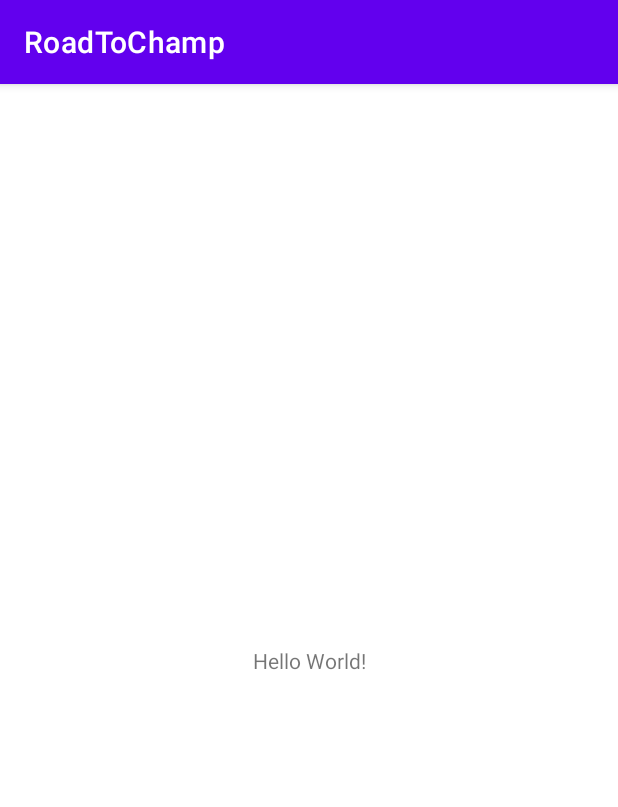
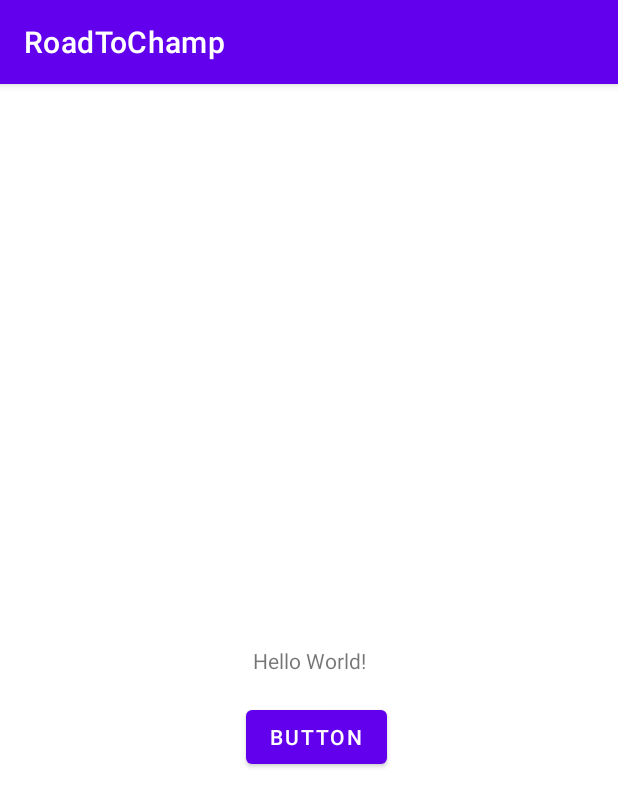
Before and after one commit to NBPCSDC/RoadToChampApp, an Android app: the screen it shows after launch (MainActivity), on a phone screen of 412 x 824 dp. Shown: the top 807 px of the screen. Run offline under Robolectric (Android 15) with nearby library versions, the phone set to English and light mode, and no system bars.

Commit message:
view Model

```diff
--- /dev/null
+++ b/app/src/main/java/com/example/roadtochamp/injection/ViewModelFactory.kt
@@ -0,0 +1,20 @@
+package com.example.roadtochamp.injection
+
+import androidx.lifecycle.ViewModel
+import androidx.lifecycle.ViewModelProvider
+import com.example.roadtochamp.model.LocalWorkoutRepository
+import com.example.roadtochamp.view.WorkoutViewModel
+
+object ViewModelFactory : ViewModelProvider.Factory {
+    private val workoutRepository: LocalWorkoutRepository = LocalWorkoutRepository
+//    private val userRepository: UserRepository = UserRepository(UserDataSource()) // Initialisez votre UserRepository ici
+
+    override fun <T : ViewModel> create(modelClass: Class<T>): T {
+        if (modelClass.isAssignableFrom(WorkoutViewModel::class.java)) {
+            return WorkoutViewModel(workoutRepository) as T
+            // } else if (modelClass.isAssignableFrom(UserViewModel::class.java)) {
+            //   return UserViewModel(userRepository) as T
+        }
+        throw IllegalArgumentException("Unknown ViewModel class")
+    }
+}
--- a/app/src/main/java/com/example/roadtochamp/model/WorkoutDataSource.kt
+++ b/app/src/main/java/com/example/roadtochamp/model/LocalWorkoutRepository.kt
@@ -1,8 +1,8 @@
 package com.example.roadtochamp.model
 
-object WorkoutDataSource {
+object LocalWorkoutRepository : WorkoutRepository{
 
-    fun getWorkoutList() : List<Workout>{
+    override fun getWorkouts() : List<Workout>{
         return listOf(
             Workout("upper1",arrayOf(
                 Exo("Développé Incliné",150),
@@ -27,6 +27,7 @@ object WorkoutDataSource {
                 Exo("Oiseau Assis", 60),
                 Exo("Upright Row", 60)
             )
-            ))
+            )
+        )
     }
 }
--- a/app/src/main/java/com/example/roadtochamp/model/Workout.kt
+++ b/app/src/main/java/com/example/roadtochamp/model/Workout.kt
@@ -1,4 +1,7 @@
 package com.example.roadtochamp.model
 
 class Workout(private val name : String, private val Exos : Array<Exo>) {
+    override fun toString(): String {
+        return "Workout(name='$name', Exos=${Exos.contentToString()})"
+    }
 }
--- a/app/src/main/java/com/example/roadtochamp/model/WorkoutRepository.kt
+++ b/app/src/main/java/com/example/roadtochamp/model/WorkoutRepository.kt
@@ -1,14 +1,6 @@
 package com.example.roadtochamp.model
 
-class WorkoutRepository{
+interface WorkoutRepository{
 
-    private val dataSource = WorkoutDataSource
-
-    fun getWorkouts(): List<Workout> {
-        return dataSource.getWorkoutList()
-    }
-
-    fun getWorkoutFromInternet() : List<Workout>{
-        return listOf()
-    }
+    fun getWorkouts(): List<Workout>
 }
--- a/app/src/main/java/com/example/roadtochamp/view/MainActivity.kt
+++ b/app/src/main/java/com/example/roadtochamp/view/MainActivity.kt
@@ -1,12 +1,36 @@
 package com.example.roadtochamp.view
 
+import android.os.Bundle
+import android.widget.Button
+import android.widget.TextView
 import androidx.appcompat.app.AppCompatActivity
-import android.os.Bundle
+import androidx.lifecycle.ViewModelProvider
 import com.example.roadtochamp.R
+import com.example.roadtochamp.injection.ViewModelFactory
+import com.example.roadtochamp.model.LocalWorkoutRepository
 
 class MainActivity : AppCompatActivity() {
+
+    private lateinit var button : Button
+    private lateinit var text : TextView
+
     override fun onCreate(savedInstanceState: Bundle?) {
+
         super.onCreate(savedInstanceState)
         setContentView(R.layout.activity_main)
+
+        button = findViewById(R.id.button)
+        text = findViewById(R.id.textView)
+
+        val workoutViewModel = ViewModelProvider(this,ViewModelFactory)[WorkoutViewModel::class.java]
+
+        workoutViewModel.currentWorkout.observe(this) {
+            text.text = workoutViewModel.currentWorkout.value.toString()
+            println("CA A CHANGE BRO")
+        }
+
+        button.setOnClickListener {
+            workoutViewModel.changeWorkout()
+        }
     }
 }
--- a/app/src/main/java/com/example/roadtochamp/view/WorkoutViewModel.kt
+++ b/app/src/main/java/com/example/roadtochamp/view/WorkoutViewModel.kt
@@ -1,6 +1,18 @@
 package com.example.roadtochamp.view
 
+import androidx.lifecycle.MutableLiveData
 import androidx.lifecycle.ViewModel
+import com.example.roadtochamp.model.Workout
+import com.example.roadtochamp.model.WorkoutRepository
+import kotlin.random.Random
 
-class WorkoutViewModel : ViewModel() {
+class WorkoutViewModel(repository : WorkoutRepository) : ViewModel() {
+
+    //Creating liveData
+    val currentWorkout = MutableLiveData<Workout>()
+    val workouts :List<Workout> = repository.getWorkouts()
+
+    fun changeWorkout(){
+        currentWorkout.postValue(workouts[Random.nextInt(0,3)])
+    }
 }
--- a/app/src/main/res/layout/activity_main.xml
+++ b/app/src/main/res/layout/activity_main.xml
@@ -7,6 +7,7 @@
     tools:context=".view.MainActivity">
 
     <TextView
+        android:id="@+id/textView"
         android:layout_width="wrap_content"
         android:layout_height="wrap_content"
         android:text="Hello World!"
@@ -15,4 +16,14 @@
         app:layout_constraintStart_toStartOf="parent"
         app:layout_constraintTop_toTopOf="parent" />
 
+    <Button
+        android:id="@+id/button"
+        android:layout_width="wrap_content"
+        android:layout_height="wrap_content"
+        android:layout_marginTop="17dp"
+        android:layout_marginEnd="154dp"
+        android:text="@string/button"
+        app:layout_constraintEnd_toEndOf="parent"
+        app:layout_constraintTop_toBottomOf="@+id/textView" />
+
 </androidx.constraintlayout.widget.ConstraintLayout>
--- a/app/src/main/res/values/strings.xml
+++ b/app/src/main/res/values/strings.xml
@@ -2,4 +2,5 @@
     <string name="app_name">RoadToChamp</string>
     <!-- TODO: Remove or change this placeholder text -->
     <string name="hello_blank_fragment">Hello blank fragment</string>
+    <string name="button">Button</string>
 </resources>
```
Also changed, not shown: app/src/main/java/com/example/roadtochamp/view/SetExoFragment.kt (deleted, +0 -60 lines), app/src/main/res/layout/fragment_set_exo.xml (deleted, +0 -14 lines), 1 other file.
